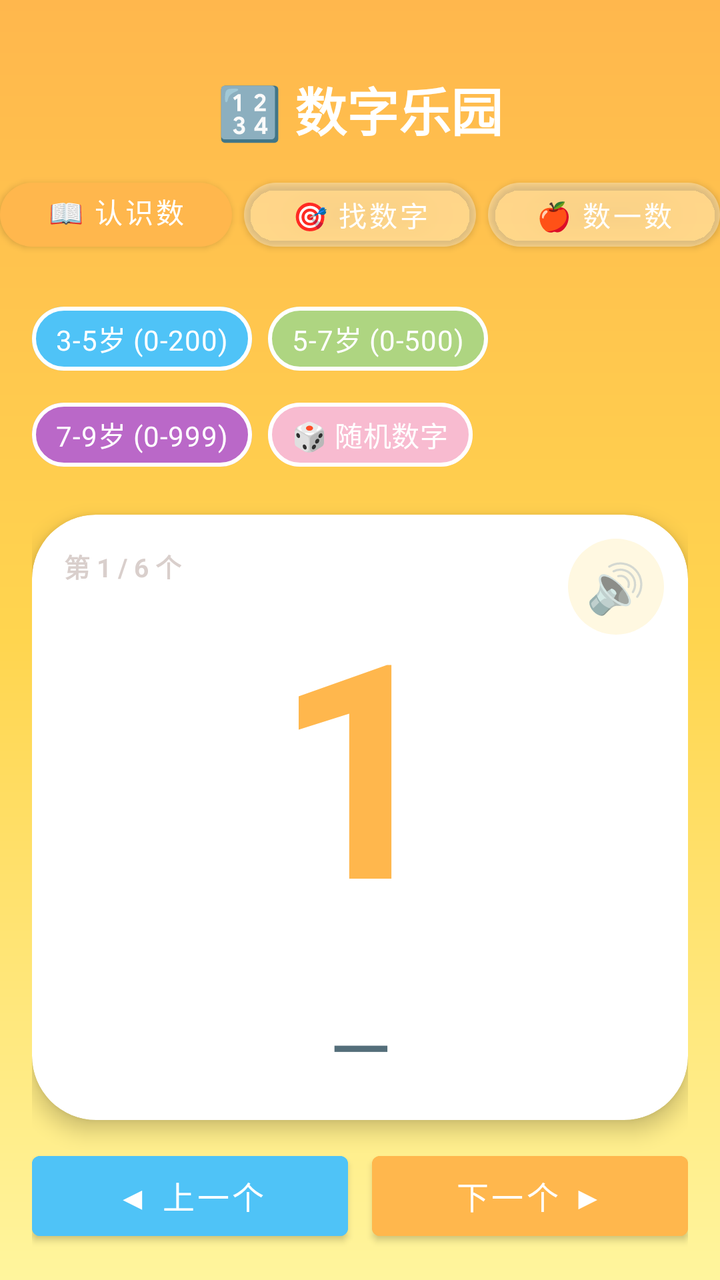
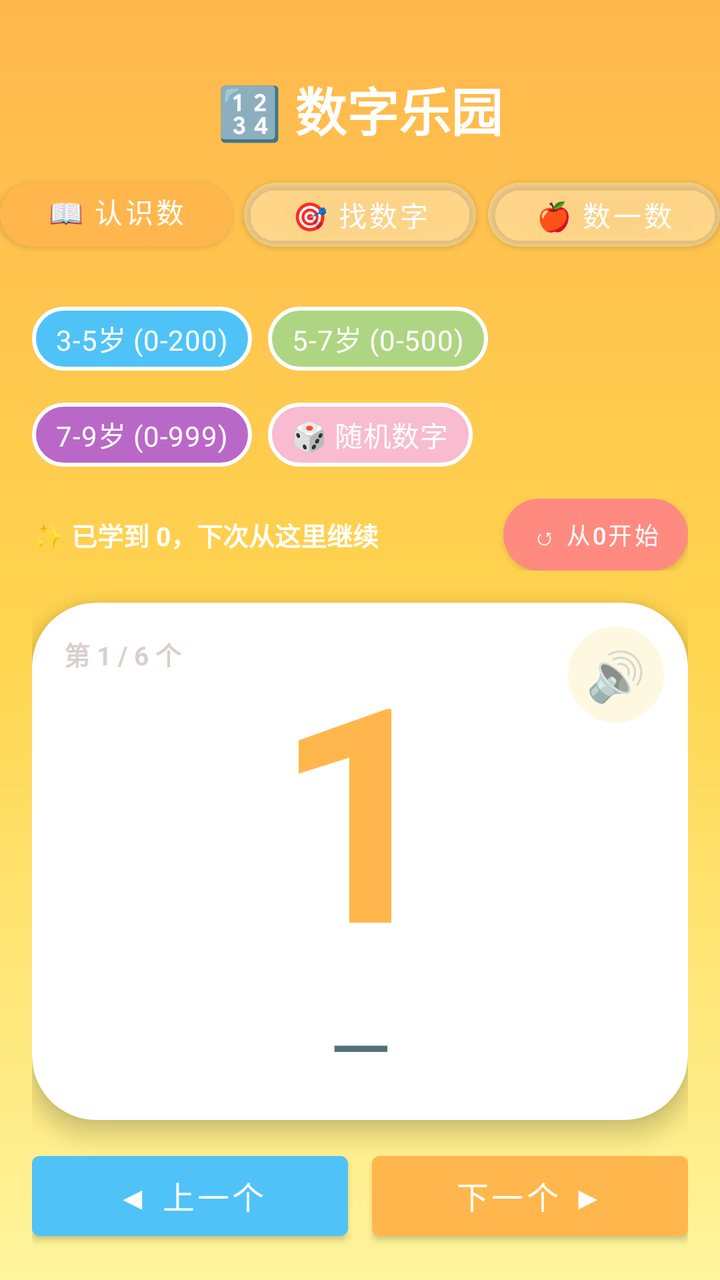

Compare the two renders of this Android layout. The source of the first and the diff that turns it into the second are given below.
<!-- AndroidManifest.xml: activity theme Theme.Kids -->
<!-- res/layout/activity_number_learning.xml -->
<?xml version="1.0" encoding="utf-8"?>
<LinearLayout xmlns:android="http://schemas.android.com/apk/res/android"
    xmlns:app="http://schemas.android.com/apk/res-auto"
    android:layout_width="match_parent"
    android:layout_height="match_parent"
    android:background="@drawable/bg_kids_number_learning"
    android:orientation="vertical">

    <TextView
        android:id="@+id/tvHeader"
        android:layout_width="wrap_content"
        android:layout_height="wrap_content"
        android:layout_gravity="center_horizontal"
        android:layout_marginTop="36dp"
        android:text="🔢 数字乐园"
        android:textColor="#FFFFFF"
        android:textSize="26sp"
        android:textStyle="bold" />

    
    <LinearLayout
        android:layout_width="match_parent"
        android:layout_height="wrap_content"
        android:layout_marginTop="12dp"
        android:gravity="center"
        android:orientation="horizontal">

        <com.google.android.material.button.MaterialButton
            android:id="@+id/btnModeLearn"
            android:layout_width="0dp"
            android:layout_height="44dp"
            android:layout_marginEnd="6dp"
            android:layout_weight="1"
            android:text="📖 认识数字"
            android:textSize="14sp"
            android:textColor="@color/white"
            app:backgroundTint="@color/kids_orange"
            app:cornerRadius="22dp" />

        <com.google.android.material.button.MaterialButton
            android:id="@+id/btnModeFind"
            android:layout_width="0dp"
            android:layout_height="44dp"
            android:layout_marginEnd="6dp"
            android:layout_weight="1"
            android:text="🎯 找数字"
            android:textSize="14sp"
            android:textColor="@color/white"
            app:backgroundTint="#55FFFFFF"
            app:cornerRadius="22dp" />

        <com.google.android.material.button.MaterialButton
            android:id="@+id/btnModeCount"
            android:layout_width="0dp"
            android:layout_height="44dp"
            android:layout_weight="1"
            android:text="🍎 数一数"
            android:textSize="14sp"
            android:textColor="@color/white"
            app:backgroundTint="#55FFFFFF"
            app:cornerRadius="22dp" />
    </LinearLayout>

    <FrameLayout
        android:layout_width="match_parent"
        android:layout_height="0dp"
        android:layout_weight="1">

        
        <LinearLayout
            android:id="@+id/pageLearn"
            android:layout_width="match_parent"
            android:layout_height="match_parent"
            android:orientation="vertical"
            android:padding="16dp">

            <com.google.android.material.chip.ChipGroup
                android:id="@+id/chipGroupLevel"
                android:layout_width="match_parent"
                android:layout_height="wrap_content"
                app:chipSpacingHorizontal="8dp"
                app:singleSelection="true"
                app:selectionRequired="false">

                <com.google.android.material.chip.Chip
                    android:id="@+id/chipLevel1"
                    style="@style/Widget.MaterialComponents.Chip.Choice"
                    android:layout_width="wrap_content"
                    android:layout_height="wrap_content"
                    android:text="3-5岁 (0-200)"
                    android:textColor="@color/white"
                    app:chipBackgroundColor="@color/kids_sky_blue_deep"
                    app:chipStrokeColor="@color/white"
                    app:chipStrokeWidth="2dp" />

                <com.google.android.material.chip.Chip
                    android:id="@+id/chipLevel2"
                    style="@style/Widget.MaterialComponents.Chip.Choice"
                    android:layout_width="wrap_content"
                    android:layout_height="wrap_content"
                    android:text="5-7岁 (0-500)"
                    android:textColor="@color/white"
                    app:chipBackgroundColor="@color/kids_grass"
                    app:chipStrokeColor="@color/white"
                    app:chipStrokeWidth="2dp" />

                <com.google.android.material.chip.Chip
                    android:id="@+id/chipLevel3"
                    style="@style/Widget.MaterialComponents.Chip.Choice"
                    android:layout_width="wrap_content"
                    android:layout_height="wrap_content"
                    android:text="7-9岁 (0-999)"
                    android:textColor="@color/white"
                    app:chipBackgroundColor="@color/kids_purple"
                    app:chipStrokeColor="@color/white"
                    app:chipStrokeWidth="2dp" />

                <com.google.android.material.chip.Chip
                    android:id="@+id/chipLevel4"
                    style="@style/Widget.MaterialComponents.Chip.Choice"
                    android:layout_width="wrap_content"
                    android:layout_height="wrap_content"
                    android:text="🎲 随机数字"
                    android:textColor="@color/white"
                    app:chipBackgroundColor="@color/kids_pink"
                    app:chipStrokeColor="@color/white"
                    app:chipStrokeWidth="2dp" />
            </com.google.android.material.chip.ChipGroup>

            <com.google.android.material.card.MaterialCardView
                android:id="@+id/cardNumber"
                android:layout_width="match_parent"
                android:layout_height="0dp"
                android:layout_marginTop="16dp"
                android:layout_weight="1"
                android:clickable="true"
                android:focusable="true"
                android:foreground="?attr/selectableItemBackground"
                app:cardBackgroundColor="@color/white"
                app:cardCornerRadius="32dp"
                app:cardElevation="6dp">

                <androidx.constraintlayout.widget.ConstraintLayout
                    android:layout_width="match_parent"
                    android:layout_height="match_parent">

                    <TextView
                        android:id="@+id/btnSpeak"
                        android:layout_width="48dp"
                        android:layout_height="48dp"
                        android:layout_margin="12dp"
                        android:background="@drawable/bg_speak_btn"
                        android:gravity="center"
                        android:text="🔊"
                        android:textSize="24sp"
                        app:layout_constraintEnd_toEndOf="parent"
                        app:layout_constraintTop_toTopOf="parent" />

                    <TextView
                        android:id="@+id/tvProgress"
                        android:layout_width="wrap_content"
                        android:layout_height="wrap_content"
                        android:layout_marginStart="16dp"
                        android:layout_marginTop="16dp"
                        android:text="第 1 / 6 个"
                        android:textColor="#66A1887F"
                        android:textSize="13sp"
                        android:textStyle="bold"
                        app:layout_constraintStart_toStartOf="parent"
                        app:layout_constraintTop_toTopOf="parent" />

                    <TextView
                        android:id="@+id/tvNumber"
                        android:layout_width="wrap_content"
                        android:layout_height="wrap_content"
                        android:text="1"
                        android:textColor="@color/kids_orange"
                        android:textSize="150sp"
                        android:textStyle="bold"
                        app:layout_constraintBottom_toTopOf="@id/tvCountName"
                        app:layout_constraintEnd_toEndOf="parent"
                        app:layout_constraintStart_toStartOf="parent"
                        app:layout_constraintTop_toTopOf="parent" />

                    <TextView
                        android:id="@+id/tvCountName"
                        android:layout_width="wrap_content"
                        android:layout_height="wrap_content"
                        android:text="一"
                        android:textColor="@color/kids_text"
                        android:textSize="28sp"
                        android:textStyle="bold"
                        app:layout_constraintBottom_toTopOf="@id/dotsContainer"
                        app:layout_constraintEnd_toEndOf="parent"
                        app:layout_constraintStart_toStartOf="parent" />

                    <LinearLayout
                        android:id="@+id/dotsContainer"
                        android:layout_width="match_parent"
                        android:layout_height="wrap_content"
                        android:layout_marginBottom="16dp"
                        android:gravity="center"
                        android:orientation="horizontal"
                        app:layout_constraintBottom_toBottomOf="parent" />
                </androidx.constraintlayout.widget.ConstraintLayout>
            </com.google.android.material.card.MaterialCardView>

            <LinearLayout
                android:layout_width="match_parent"
                android:layout_height="wrap_content"
                android:layout_marginTop="12dp"
                android:orientation="horizontal">

                <Button
                    android:id="@+id/btnPrev"
                    android:layout_width="0dp"
                    android:layout_height="52dp"
                    android:layout_marginEnd="6dp"
                    android:layout_weight="1"
                    android:backgroundTint="@color/kids_sky_blue_deep"
                    android:text="◀ 上一个"
                    android:textColor="@color/white"
                    android:textSize="16sp" />

                <Button
                    android:id="@+id/btnNext"
                    android:layout_width="0dp"
                    android:layout_height="52dp"
                    android:layout_marginStart="6dp"
                    android:layout_weight="1"
                    android:backgroundTint="@color/kids_orange"
                    android:text="下一个 ▶"
                    android:textColor="@color/white"
                    android:textSize="16sp" />
            </LinearLayout>
        </LinearLayout>

        
        <LinearLayout
            android:id="@+id/pageGame"
            android:layout_width="match_parent"
            android:layout_height="match_parent"
            android:orientation="vertical"
            android:padding="16dp"
            android:visibility="gone">

            <TextView
                android:id="@+id/tvGameTitle"
                android:layout_width="match_parent"
                android:layout_height="wrap_content"
                android:gravity="center"
                android:text="🎯 听一听，找出正确的数字吧！"
                android:textColor="#FFFFFF"
                android:textSize="18sp"
                android:textStyle="bold" />

            <TextView
                android:id="@+id/tvGameScore"
                android:layout_width="wrap_content"
                android:layout_height="wrap_content"
                android:layout_gravity="center_horizontal"
                android:layout_marginTop="6dp"
                android:text="⭐ 得分: 0"
                android:textColor="#FFFFF59D"
                android:textSize="15sp"
                android:textStyle="bold" />

            <com.google.android.material.card.MaterialCardView
                android:id="@+id/cardQuestion"
                android:layout_width="match_parent"
                android:layout_height="0dp"
                android:layout_marginTop="16dp"
                android:layout_weight="1"
                app:cardBackgroundColor="@color/white"
                app:cardCornerRadius="32dp"
                app:cardElevation="6dp">

                <FrameLayout
                    android:layout_width="match_parent"
                    android:layout_height="match_parent">

                    <TextView
                        android:id="@+id/tvGameQuestion"
                        android:layout_width="match_parent"
                        android:layout_height="match_parent"
                        android:gravity="center"
                        android:text="?"
                        android:textColor="@color/kids_text_deep"
                        android:textSize="56sp"
                        android:textStyle="bold" />
                </FrameLayout>
            </com.google.android.material.card.MaterialCardView>

            <LinearLayout
                android:id="@+id/answerRow"
                android:layout_width="match_parent"
                android:layout_height="wrap_content"
                android:layout_marginTop="20dp"
                android:orientation="horizontal">

                <com.google.android.material.button.MaterialButton
                    android:id="@+id/btnOpt1"
                    android:layout_width="0dp"
                    android:layout_height="64dp"
                    android:layout_marginEnd="8dp"
                    android:layout_weight="1"
                    android:text="1"
                    android:textColor="@color/white"
                    android:textSize="24sp"
                    app:backgroundTint="@color/kids_sky_blue_deep"
                    app:cornerRadius="20dp"
                    app:elevation="3dp" />

                <com.google.android.material.button.MaterialButton
                    android:id="@+id/btnOpt2"
                    android:layout_width="0dp"
                    android:layout_height="64dp"
                    android:layout_marginEnd="8dp"
                    android:layout_weight="1"
                    android:text="2"
                    android:textColor="@color/white"
                    android:textSize="24sp"
                    app:backgroundTint="@color/kids_orange"
                    app:cornerRadius="20dp"
                    app:elevation="3dp" />

                <com.google.android.material.button.MaterialButton
                    android:id="@+id/btnOpt3"
                    android:layout_width="0dp"
                    android:layout_height="64dp"
                    android:layout_weight="1"
                    android:text="3"
                    android:textColor="@color/white"
                    android:textSize="24sp"
                    app:backgroundTint="@color/kids_grass"
                    app:cornerRadius="20dp"
                    app:elevation="3dp" />
            </LinearLayout>

            <TextView
                android:id="@+id/tvGameFeedback"
                android:layout_width="match_parent"
                android:layout_height="wrap_content"
                android:layout_marginTop="10dp"
                android:gravity="center"
                android:text=""
                android:textColor="@color/white"
                android:textSize="18sp"
                android:textStyle="bold" />

            <Button
                android:id="@+id/btnGameNext"
                android:layout_width="wrap_content"
                android:layout_height="52dp"
                android:layout_gravity="center_horizontal"
                android:layout_marginTop="6dp"
                android:backgroundTint="@color/kids_pink"
                android:text="下一题 ➜"
                android:textColor="@color/kids_text_deep"
                android:textSize="16sp"
                android:textStyle="bold"
                android:visibility="gone" />
        </LinearLayout>
    </FrameLayout>
</LinearLayout>
<!-- resources referenced by this layout -->
<resources>
  <color name="kids_grass">#FFAED581</color>
  <color name="kids_orange">#FFFFB74D</color>
  <color name="kids_pink">#FFF8BBD0</color>
  <color name="kids_purple">#FFBA68C8</color>
  <color name="kids_sky_blue_deep">#FF4FC3F7</color>
  <color name="kids_text">#FF546E7A</color>
  <color name="kids_text_deep">#FF37474F</color>
  <color name="white">#FFFFFFFF</color>
  <!-- drawable bg_kids_number_learning (drawable) -->
  <?xml version="1.0" encoding="utf-8"?>
  <shape xmlns:android="http://schemas.android.com/apk/res/android" android:shape="rectangle">
      <gradient
          android:angle="270"
          android:startColor="#FFB74D"
          android:centerColor="#FFD54F"
          android:endColor="#FFF59D" />
  </shape>
  <!-- drawable bg_speak_btn (drawable) -->
  <?xml version="1.0" encoding="utf-8"?>
  <selector xmlns:android="http://schemas.android.com/apk/res/android">
      <item android:state_pressed="true">
          <shape android:shape="oval">
              <solid android:color="#FFE0B2" />
          </shape>
      </item>
      <item>
          <shape android:shape="oval">
              <solid android:color="#FFF8E1" />
          </shape>
      </item>
  </selector>
  <style name="Theme.Kids" parent="Theme.FirstApplication">
          <item name="android:statusBarColor">@android:color/transparent</item>
          <item name="android:windowDrawsSystemBarBackgrounds">true</item>
          <item name="android:windowLightStatusBar">false</item>
          <item name="android:navigationBarColor">@android:color/transparent</item>
          <item name="android:windowLightNavigationBar">false</item>
      </style>
  <style name="Theme.FirstApplication" parent="Theme.MaterialComponents.DayNight.NoActionBar">
          
          <item name="colorPrimary">@color/purple_500</item>
          <item name="colorPrimaryVariant">@color/purple_700</item>
          <item name="colorOnPrimary">@color/white</item>
          
          <item name="colorSecondary">@color/teal_200</item>
          <item name="android:windowNoTitle">true</item>
  
          <item name="colorSecondaryVariant">@color/teal_700</item>
          <item name="colorOnSecondary">@color/black</item>
          
          <item name="android:statusBarColor">?attr/colorPrimaryVariant</item>
          
      </style>
  <color name="purple_500">#FF6200EE</color>
  <color name="purple_700">#FF3700B3</color>
  <color name="teal_200">#FF03DAC5</color>
  <color name="teal_700">#FF018786</color>
  <color name="black">#FF000000</color>
</resources>

<!-- the commit's change to res/layout/activity_number_learning.xml (unified diff, before → after) -->
@@ -116,16 +116,49 @@
                     app:chipStrokeWidth="2dp" />
 
                 <com.google.android.material.chip.Chip
-                    android:id="@+id/chipLevel4"
-                    style="@style/Widget.MaterialComponents.Chip.Choice"
+                android:id="@+id/chipLevel4"
+                style="@style/Widget.MaterialComponents.Chip.Choice"
+                android:layout_width="wrap_content"
+                android:layout_height="wrap_content"
+                android:text="🎲 随机数字"
+                android:textColor="@color/white"
+                app:chipBackgroundColor="@color/kids_pink"
+                app:chipStrokeColor="@color/white"
+                app:chipStrokeWidth="2dp" />
+            </com.google.android.material.chip.ChipGroup>
+
+            
+            <LinearLayout
+                android:layout_width="match_parent"
+                android:layout_height="wrap_content"
+                android:layout_marginTop="8dp"
+                android:gravity="center_vertical"
+                android:orientation="horizontal">
+
+                <TextView
+                    android:id="@+id/tvLearnedInfo"
+                    android:layout_width="0dp"
+                    android:layout_height="wrap_content"
+                    android:layout_weight="1"
+                    android:text="✨ 已学到 0，下次从这里继续"
+                    android:textColor="#FFFFFF"
+                    android:textSize="13sp"
+                    android:textStyle="bold" />
+
+                <com.google.android.material.button.MaterialButton
+                    android:id="@+id/btnResetNumber"
                     android:layout_width="wrap_content"
-                    android:layout_height="wrap_content"
-                    android:text="🎲 随机数字"
-                    android:textColor="@color/white"
-                    app:chipBackgroundColor="@color/kids_pink"
-                    app:chipStrokeColor="@color/white"
-                    app:chipStrokeWidth="2dp" />
-            </com.google.android.material.chip.ChipGroup>
+                    android:layout_height="36dp"
+                    android:insetTop="0dp"
+                    android:insetBottom="0dp"
+                    android:minWidth="0dp"
+                    android:paddingHorizontal="14dp"
+                    android:text="↺ 从0开始"
+                    android:textColor="#FFFFFF"
+                    android:textSize="12sp"
+                    app:backgroundTint="@color/kids_coral"
+                    app:cornerRadius="18dp" />
+            </LinearLayout>
 
             <com.google.android.material.card.MaterialCardView
                 android:id="@+id/cardNumber"
<!-- resource entries referenced after the edit -->
@@ -1,5 +1,6 @@
 <!-- resources referenced by this layout -->
 <resources>
+  <color name="kids_coral">#FFFF8A80</color>
   <color name="kids_grass">#FFAED581</color>
   <color name="kids_orange">#FFFFB74D</color>
   <color name="kids_pink">#FFF8BBD0</color>
